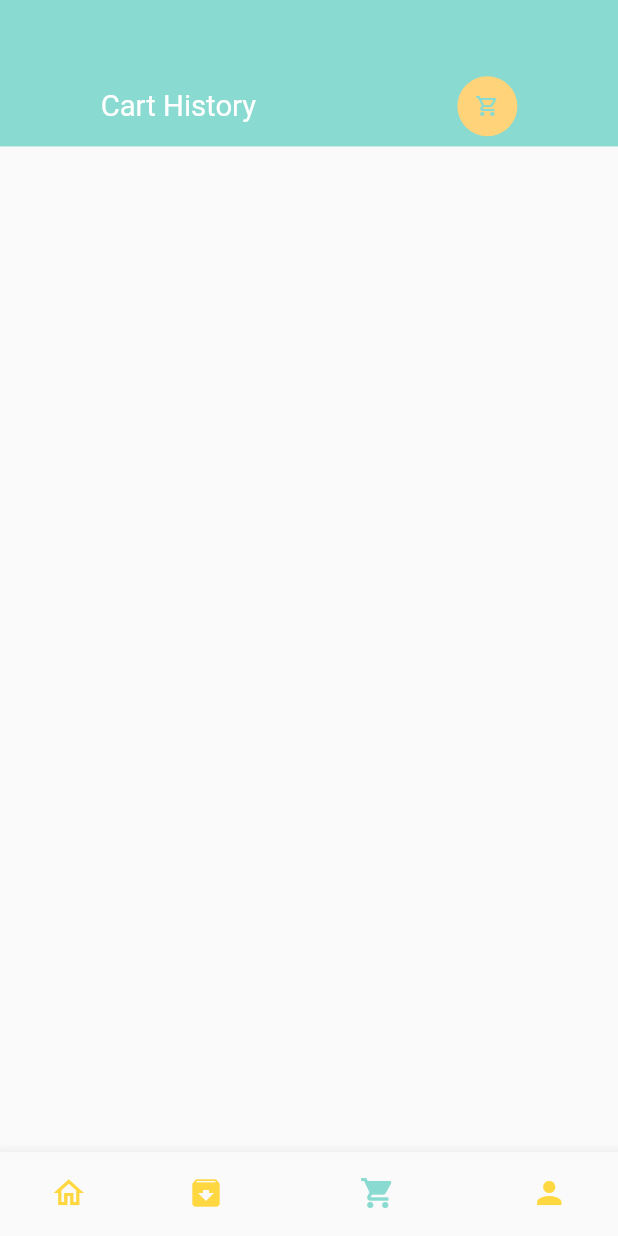
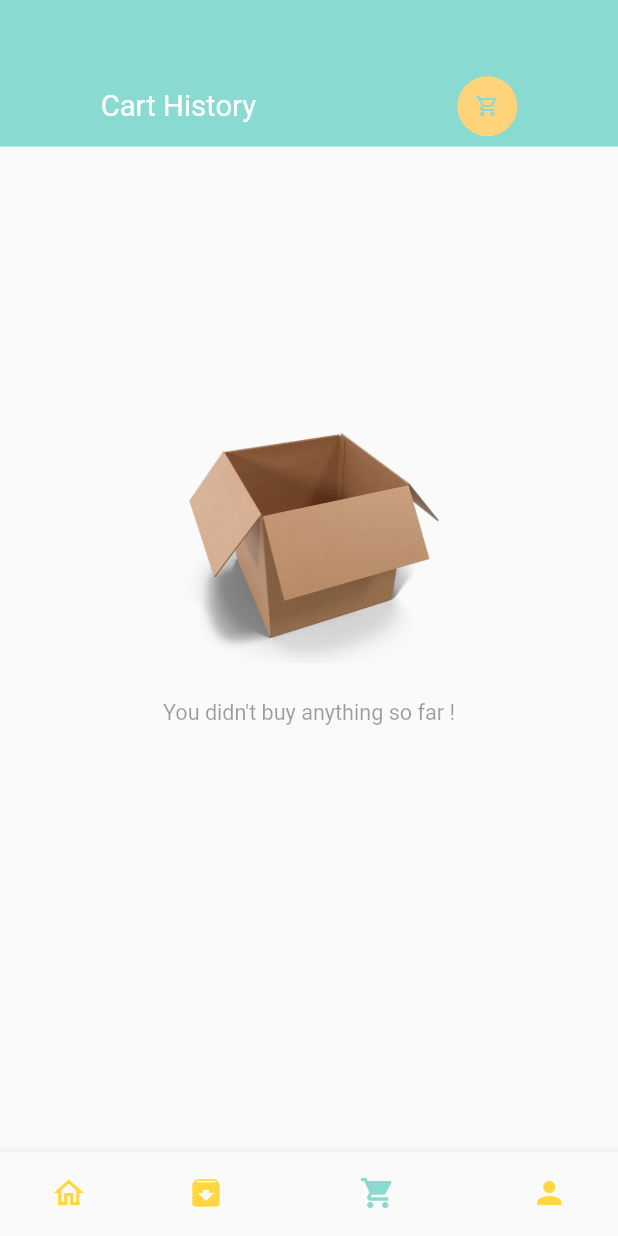
Before and after one commit to romzanalimohon/food-delivery-app, a Flutter app: the screen it shows after launch, item 3 of the bottom bar chosen, on a phone screen of 412 x 824 dp. Run offline on Flutter 3.47's test engine with Material 2 defaults, Android fonts, the phone set to English and light mode, and no system bars; our stand-ins replace dots_indicator, get, shared_preferences; network calls fail.

Commit message:
error solve

```diff
--- /dev/null
+++ b/lib/base/no_data_page.dart
@@ -0,0 +1,34 @@
+import 'package:flutter/cupertino.dart';
+import 'package:flutter/material.dart';
+
+class NoDataPage extends StatelessWidget {
+  final String text;
+  final String imgPath;
+  const NoDataPage({Key? key, required this.text,
+  this.imgPath = "assets/image/empty_cart.webp"
+  }) : super(key: key);
+
+  @override
+  Widget build(BuildContext context) {
+    return Column(
+      mainAxisAlignment: MainAxisAlignment.center,
+      crossAxisAlignment: CrossAxisAlignment.stretch,
+      children: [
+        Image.asset(
+          imgPath,
+          height: MediaQuery.of(context).size.height*.22,
+          width: MediaQuery.of(context).size.width*.22,
+        ),
+        SizedBox(height: MediaQuery.of(context).size.height*0.03,),
+        Text(
+          text,
+          style: TextStyle(
+            fontSize: MediaQuery.of(context).size.height*0.0175,
+            color: Theme.of(context).disabledColor
+          ),
+          textAlign: TextAlign.center,
+        )
+      ],
+    );
+  }
+}
--- a/lib/data/repository/cart_repo.dart
+++ b/lib/data/repository/cart_repo.dart
@@ -13,6 +13,7 @@ class CartRepo{
   void addToCartList(List<CartModel> cartList){
     //sharedPreferences.remove(AppConstants.CART_LIST);
     //sharedPreferences.remove(AppConstants.CART_HISTORY_LIST);
+    //return;
     var time = DateTime.now().toString();
     cart = [];
 
@@ -21,7 +22,7 @@ class CartRepo{
       return cart.add(jsonEncode(element));
     });
 
-    cartList.forEach((element)=> cart.add(jsonEncode(element)));
+    //cartList.forEach((element)=> cart.add(jsonEncode(element)));
     sharedPreferences.setStringList(AppConstants.CART_LIST, cart);
     //print(sharedPreferences.getStringList(AppConstants.CART_LIST));
     //getCartList();
@@ -34,13 +35,13 @@ class CartRepo{
       print('inside getCartList '+carts.toString());
     }
     List<CartModel> cartList = [];
-    cart.forEach((element)=>cartList.add(CartModel.fromJson(jsonDecode(element))));
+    carts.forEach((element)=>cartList.add(CartModel.fromJson(jsonDecode(element))));
     return cartList;
   }
 
   List<CartModel> getCartHistoryList(){
     if(sharedPreferences.containsKey(AppConstants.CART_HISTORY_LIST)){
-      cartHistory = [];
+      //cartHistory = [];
       cartHistory = sharedPreferences.getStringList(AppConstants.CART_HISTORY_LIST)!;
     }
     List<CartModel> cartListHistory = [];
--- a/lib/pages/cart/cart_history.dart
+++ b/lib/pages/cart/cart_history.dart
@@ -1,6 +1,10 @@
+import 'dart:convert';
+
 import 'package:flutter/material.dart';
+import 'package:food_delivery_app/base/no_data_page.dart';
 import 'package:food_delivery_app/controllers/cart_controller.dart';
 import 'package:food_delivery_app/models/cart_model.dart';
+import 'package:food_delivery_app/routes/route_helper.dart';
 import 'package:food_delivery_app/utils/app_color.dart';
 import 'package:food_delivery_app/utils/app_constants.dart';
 import 'package:food_delivery_app/utils/dimensions.dart';
@@ -42,6 +46,17 @@ class CartHistory extends StatelessWidget {
 
     var listCounter = 0;
 
+    Widget timeWidget(int index){
+      var outputDate = DateTime.now().toString();
+      if(index<getCartHistoryList.length){
+        DateTime parseDate = DateFormat("yyyy-MM-dd HH:mm:ss").parse(getCartHistoryList[listCounter].time!);
+        var inputDate = DateTime.parse(parseDate.toString());
+        var outputFormat = DateFormat("MM/dd/yyyy hh:mm a");
+        outputDate = outputFormat.format(inputDate);
+      }
+      return BigText(text: outputDate);
+    }
+
     return Scaffold(
       body: Column(
         children: [
@@ -58,8 +73,10 @@ class CartHistory extends StatelessWidget {
               ],
             ),
           ),
-          Expanded(
-            child: Container(
+          GetBuilder<CartController>(builder: (_cartController){
+            var cartLength = _cartController.getCartHistoryList();
+            return cartLength.length>0?
+            Expanded(child: Container(
                   margin: EdgeInsets.only(
                       top: Dimensions.height20,
                       left: Dimensions.width20,
@@ -77,13 +94,7 @@ class CartHistory extends StatelessWidget {
                             child: Column(
                               crossAxisAlignment: CrossAxisAlignment.start,
                               children: [
-                          ((){
-                            DateTime parseDate = DateFormat("yyyy-MM-dd HH:mm:ss").parse(getCartHistoryList[listCounter].time!);
-                            var inputDate = DateTime.parse(parseDate.toString());
-                            var outputFormat = DateFormat("MM/dd/yyyy hh:mm a");
-                            var outputDate = outputFormat.format(inputDate);
-                            return BigText(text: outputDate);
-                          }()),
+                                timeWidget(listCounter),
                                 SizedBox(height: Dimensions.height10,),
                                 Row(
                                   mainAxisAlignment: MainAxisAlignment.spaceBetween,
@@ -124,9 +135,14 @@ class CartHistory extends StatelessWidget {
                                               Map<int, CartModel> moreOrder = {};
                                               for(int j=0; j<getCartHistoryList.length; j++){
                                                 if(getCartHistoryList[j].time==orderTime[i]){
-                                            print('the cart or product id is '+getCartHistoryList[j].id.toString());
+                                                  moreOrder.putIfAbsent(getCartHistoryList[j].id!, () =>
+                                                      CartModel.fromJson(jsonDecode(jsonEncode(getCartHistoryList[j])))
+                                                  );
                                                 }
                                               }
+                                              Get.find<CartController>().setItems = moreOrder;
+                                              Get.find<CartController>().addToCartList();
+                                              Get.toNamed(RouteHelper.getCartPage());
                                             },
                                             child: Container(
                                               decoration: BoxDecoration(
@@ -148,8 +164,14 @@ class CartHistory extends StatelessWidget {
 
                       ],
                     ),)
-            ),
-          ),
+              )) :
+            SizedBox(
+                height: MediaQuery.of(context).size.height/1.5,
+                child: Center(
+                    child: NoDataPage(
+                      text: "You didn't buy anything so far !",
+                      imgPath: "assets/image/empty_box.png",)));
+          })
         ],
       ),
     );
--- a/lib/pages/home/home_page.dart
+++ b/lib/pages/home/home_page.dart
@@ -1,5 +1,7 @@
 import 'package:flutter/cupertino.dart';
 import 'package:flutter/material.dart';
+import 'package:food_delivery_app/pages/account/account_page.dart';
+import 'package:food_delivery_app/pages/auth/sign_up_page.dart';
 import 'package:food_delivery_app/pages/cart/cart_history.dart';
 import 'package:food_delivery_app/pages/home/main_food_page.dart';
 import 'package:food_delivery_app/utils/app_color.dart';
@@ -18,9 +20,9 @@ class _HomePageState extends State<HomePage> {
 
   List pages = [
     MainFoodPage(),
-    Container(child: Center(child: Text('next page')),),
+    SignUpPage(),
     CartHistory(),
-    Container(child: Center(child: Text('next next next page')),)
+    AccountPage()
   ];
 
   void onTapNav(int index){
--- a/lib/utils/app_constants.dart
+++ b/lib/utils/app_constants.dart
@@ -5,6 +5,7 @@ class AppConstants{
   static const String BASE_URL = 'http://mvs.bslmeiyu.com';
   static const String POPULAR_PRODUCT_URI = '/api/v1/products/popular';
   static const String RECOMMENDED_PRODUCT_URI = '/api/v1/products/recommended';
+  //static const String DRINKS_URI = '/api/v1/products/drinks';
   static const String UPLOAD_URL = '/uploads/';
 
   static const String TOKEN = "DBtoken";
```
Also changed, not shown: lib/controllers/cart_controller.dart (+10 -3 lines), lib/pages/account/account_page.dart (added, +114 -0 lines), lib/pages/auth/sign_up_page.dart (added, +52 -0 lines), lib/pages/cart/cart_page.dart (+15 -4 lines), lib/pages/home/main_food_page.dart (+11 -4 lines), lib/widgets/account_widget.dart (added, +40 -0 lines), lib/widgets/app_text_field.dart (added, +59 -0 lines), assets/image/empty_box.png (added), assets/image/empty_cart.webp (added). Lines whose indentation alone changed are shown as unchanged.
